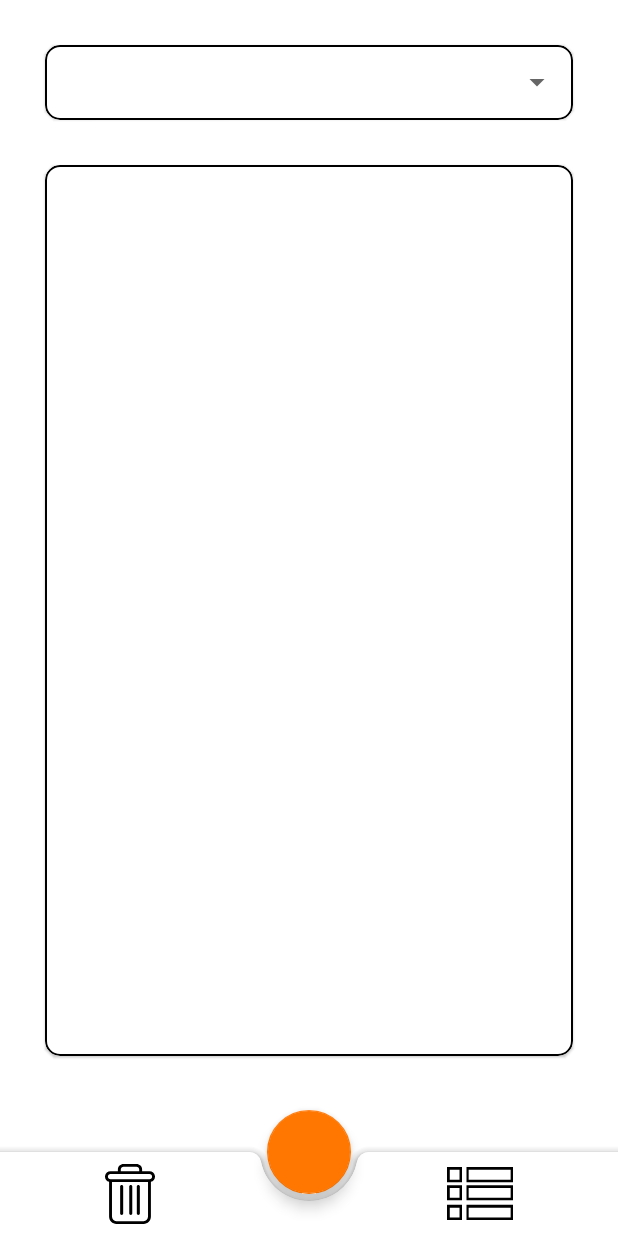
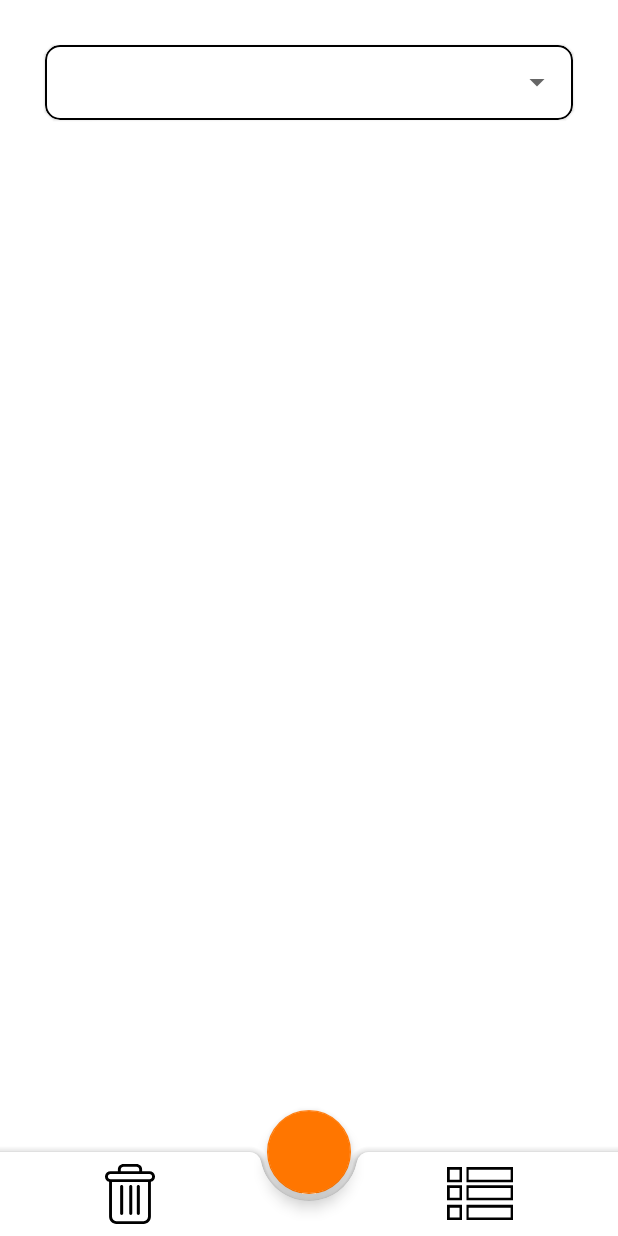
Before and after one commit to L-Villanueva/home_widget, an Android app: the layout activity_list.xml on its own in the app's theme, with its tools: preview values and no code run, on a phone screen of 412 x 824 dp. Run offline under Robolectric (Android 15) with nearby library versions, the phone set to English and light mode, and no system bars.

Commit message:
no message

```diff
--- a/ProyectoNeoland/app/src/main/java/com/example/proyectoneoland/AuthActivity.kt
+++ b/ProyectoNeoland/app/src/main/java/com/example/proyectoneoland/AuthActivity.kt
@@ -73,6 +73,7 @@ class AuthActivity : AppCompatActivity() {
     private fun showHome() {
         val mainIntent = Intent(this, MainActivity::class.java)
         startActivity(mainIntent)
+        finish()
     }
 
     private fun showAlert(alert: String = getString(R.string.UnknownError)) {
--- a/ProyectoNeoland/app/src/main/java/com/example/proyectoneoland/MainActivity.kt
+++ b/ProyectoNeoland/app/src/main/java/com/example/proyectoneoland/MainActivity.kt
@@ -55,6 +55,7 @@ class MainActivity : AppCompatActivity() , DeleteInterface{
             FirebaseAuth.getInstance().signOut()
             onBackPressed()
         }*/
+
         floatingActionButton.setOnClickListener {
             showList()
         }
@@ -101,6 +102,8 @@ class MainActivity : AppCompatActivity() , DeleteInterface{
             }
             if (devices.isNullOrEmpty()){
                 showList()
+                finish()
+
             } else {
                 adapter.updateDevices(devices)
             }
@@ -112,6 +115,5 @@ class MainActivity : AppCompatActivity() , DeleteInterface{
     private fun showList() {
         val mainIntent = Intent(this, ListActivity::class.java)
         startActivity(mainIntent)
-
     }
 }
--- a/ProyectoNeoland/app/src/main/res/layout/activity_list.xml
+++ b/ProyectoNeoland/app/src/main/res/layout/activity_list.xml
@@ -25,6 +25,7 @@
             style="@style/Widget.MaterialComponents.TextInputLayout.OutlinedBox.ExposedDropdownMenu"
             android:layout_width="match_parent"
             android:layout_height="match_parent"
+            android:spinnerMode="dropdown"
             app:boxBackgroundMode="outline"
             app:endIconMode="dropdown_menu" />
 
@@ -33,6 +34,7 @@
 
     <com.google.android.material.card.MaterialCardView
         android:id="@+id/materialCardView2"
+        android:visibility="gone"
         android:layout_width="0dp"
         android:layout_height="0dp"
         android:layout_margin="30dp"
@@ -59,8 +61,7 @@
         android:layout_weight="0"
         app:layout_constraintBottom_toBottomOf="parent"
         app:layout_constraintEnd_toEndOf="parent"
-        app:layout_constraintStart_toStartOf="parent"
-        app:layout_constraintTop_toBottomOf="@id/materialCardView2">
+        app:layout_constraintStart_toStartOf="parent">
 
         <com.google.android.material.bottomappbar.BottomAppBar
             android:id="@+id/bottomAppBar"
--- a/ProyectoNeoland/app/src/main/res/values/strings.xml
+++ b/ProyectoNeoland/app/src/main/res/values/strings.xml
@@ -7,7 +7,7 @@
     <string name="accept">Accept</string>
 
     <string-array name="Brands">
-
+        <item></item>
         <item>Xiaomi</item>
         <item>Philips</item>
         <item>Yeelight</item>
```
Also changed, not shown: ProyectoNeoland/app/src/main/java/com/example/proyectoneoland/list_screen/ListActivity.kt (+9 -3 lines).
